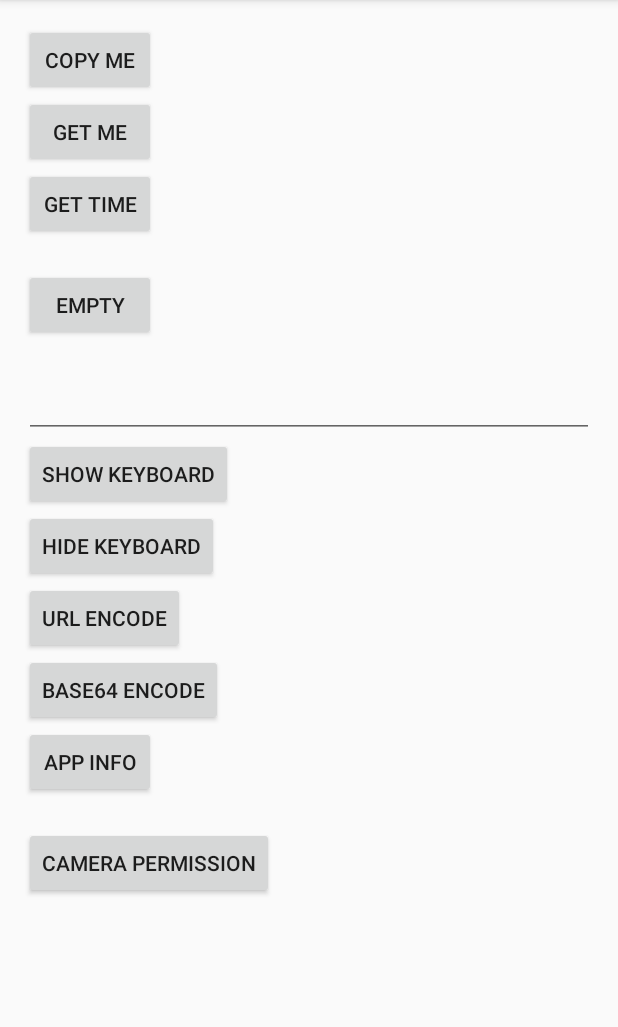
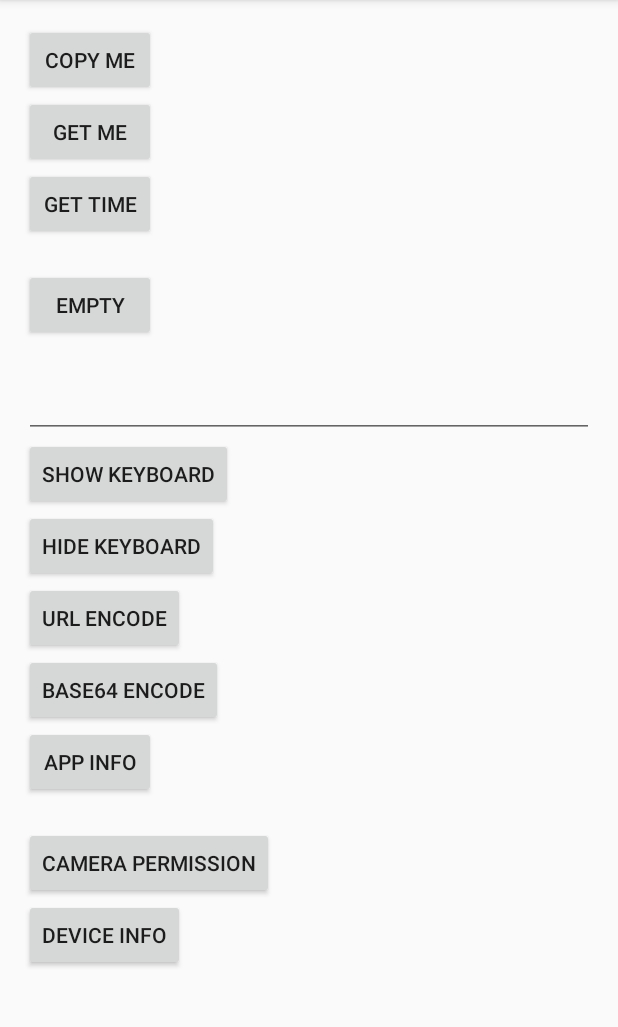
Before and after one commit to zouliping/android-utils, an Android app: the screen it shows after launch (MainActivity), on a phone screen of 412 x 824 dp, the part 84-1111 px from its top. Run offline under Robolectric (Android 15) with nearby library versions, the phone set to English and light mode, and no system bars.

Commit message:
完成设备相关工具类

```diff
--- a/app/src/main/AndroidManifest.xml
+++ b/app/src/main/AndroidManifest.xml
@@ -3,6 +3,8 @@
     package="me.ellie.utils">
 
     <uses-permission android:name="android.permission.CAMERA" />
+    <uses-permission android:name="android.permission.ACCESS_WIFI_STATE" />
+    <uses-permission android:name="android.permission.INTERNET" />
 
     <application
         android:allowBackup="true"
--- a/app/src/main/java/me/ellie/utils/MainActivity.java
+++ b/app/src/main/java/me/ellie/utils/MainActivity.java
@@ -17,6 +17,7 @@ import java.util.List;
 
 import me.ellie.utils.library.AppUtil;
 import me.ellie.utils.library.ClipboardUtil;
+import me.ellie.utils.library.DeviceUtil;
 import me.ellie.utils.library.EmptyUtil;
 import me.ellie.utils.library.EncodeUtil;
 import me.ellie.utils.library.KeyboardUtil;
@@ -29,7 +30,7 @@ public class MainActivity extends AppCompatActivity implements View.OnClickListe
 
     private static final String TAG = MainActivity.class.getSimpleName();
 
-    private TextView tvShowTime, tvEmpty, tvAppInfo;
+    private TextView tvShowTime, tvEmpty, tvAppInfo, tvDeviceInfo;
     private EditText etContent;
 
     @Override
@@ -50,6 +51,8 @@ public class MainActivity extends AppCompatActivity implements View.OnClickListe
         tvAppInfo = (TextView) findViewById(R.id.main_app_info_tv);
         findViewById(R.id.main_app_info_btn).setOnClickListener(this);
         findViewById(R.id.main_permission_btn).setOnClickListener(this);
+        findViewById(R.id.main_device_info_btn).setOnClickListener(this);
+        tvDeviceInfo = (TextView) findViewById(R.id.main_device_info_tv);
     }
 
     @Override
@@ -109,6 +112,13 @@ public class MainActivity extends AppCompatActivity implements View.OnClickListe
                     PermissionUtil.requestPermission(this, Manifest.permission.CAMERA, 10001);
                 }
                 break;
+            case R.id.main_device_info_btn:
+                tvDeviceInfo.setText("model:" + DeviceUtil.getModel() + "\n"
+                        + "manufacturer:" + DeviceUtil.getManufacturer() + "\n"
+                        + "android id:" + DeviceUtil.getAndroidId(this) + "\n"
+                        + "sdk version:" + DeviceUtil.getAndroidSDKVersion() + "\n"
+                        + "mac address:" + DeviceUtil.getMacAddress(this) + "\n");
+                break;
         }
     }
 
--- a/app/src/main/res/layout/activity_main.xml
+++ b/app/src/main/res/layout/activity_main.xml
@@ -96,6 +96,17 @@
         android:layout_height="wrap_content"
         android:text="camera permission"/>
 
+    <Button
+        android:id="@+id/main_device_info_btn"
+        android:layout_width="wrap_content"
+        android:layout_height="wrap_content"
+        android:text="device info"/>
+
+    <TextView
+        android:id="@+id/main_device_info_tv"
+        android:layout_width="match_parent"
+        android:layout_height="wrap_content" />
+
 </LinearLayout>
 
 </ScrollView>
```
Also changed, not shown: library/src/main/java/me/ellie/utils/library/DeviceUtil.java (added, +132 -0 lines).
